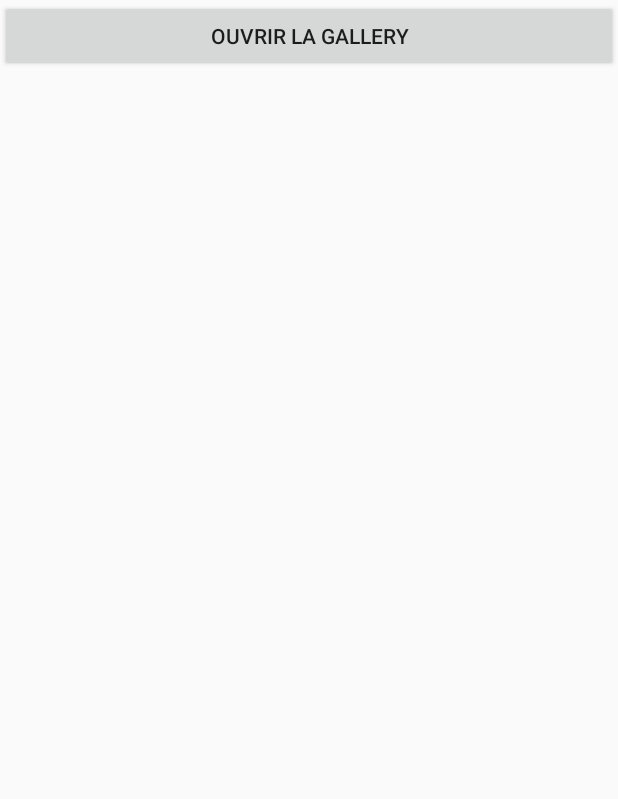
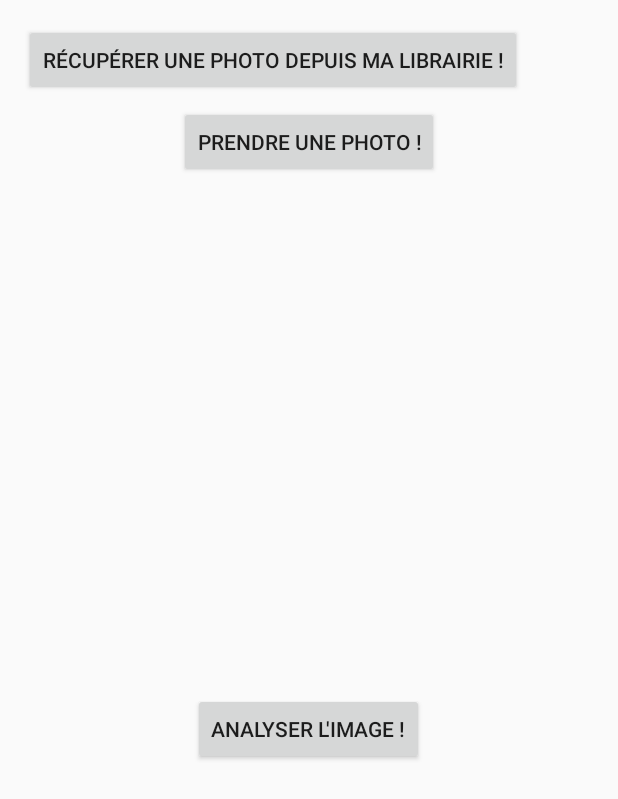
Before and after one commit to fefefy/ImageRecognizer, an Android app: the screen it shows after launch (Gallery before the commit, MainActivity after it), after a tap on an icon or button, on a phone screen of 412 x 824 dp. Shown: the top 799 px of the screen. Run offline under Robolectric (Android 15) with nearby library versions, the phone set to English and light mode, and no system bars.

Commit message:
Regroup all code in main activity + Adding Matching class that need to be continued and fixed

```diff
--- a/app/src/main/java/projetstl/com/imagerecognizer/Gallery.java
+++ /dev/null
@@ -1,147 +0,0 @@
-package projetstl.com.imagerecognizer;
-import android.app.Activity;
-import android.content.Intent;
-import android.os.Bundle;
-import android.view.View;
-import android.widget.ImageView;
-import android.widget.Toast;
-
-import org.bytedeco.javacpp.opencv_core;
-import org.bytedeco.javacpp.opencv_core.Mat;
-import org.bytedeco.javacpp.opencv_features2d.DescriptorExtractor;
-import org.bytedeco.javacpp.opencv_features2d.DrawMatchesFlags;
-import org.bytedeco.javacpp.opencv_features2d.KeyPoint;
-import org.bytedeco.javacpp.opencv_nonfree.SIFT;
-
-import static org.bytedeco.javacpp.opencv_features2d.drawKeypoints;
-import static org.bytedeco.javacpp.opencv_highgui.imread;
-import static org.bytedeco.javacpp.opencv_highgui.waitKey;
-
-public class  Gallery extends Activity {
-
-    private static int LOAD_IMAGE = 1;
-    private String ImageString;
-    private int READ_PERMISSION = 1;
-
-    @Override
-    protected void onCreate(Bundle savedInstanceState) {
-        super.onCreate(savedInstanceState);
-        setContentView(R.layout.gallery_layout);
-
-    }
-
-    public void loadImageFromGallery(View view) {
-
-        ImageView imgView = (ImageView) findViewById(R.id.Pictures_ImageView);
-
- /*       Intent galleryIntent = new Intent(Intent.ACTION_PICK,
-                MediaStore.Images.Media.INTERNAL_CONTENT_URI);
-        startActivityForResult(galleryIntent, LOAD_IMAGE);*/
-
-        System.out.println("Couille");
-
-      /*  Mat mImage = imread("/storage/emulated/0/DCIM/Camera/Starbucks_Logo.jpg", 1);
-*/
-
-
-        Mat mImage = imread("data/church01.jpg", 1);
-
-        int nFeatures = 0;
-        int nOctaveLayers = 3;
-        double contrastThreshold = 0.03;
-        int edgeThreshold = 10;
-        double sigma = 1.6;
-
-        // Create Surf Keypoint Detector
-        SIFT siftFeatureDetector = new SIFT(nFeatures, nOctaveLayers, contrastThreshold, edgeThreshold, sigma);
-
-        // Create Surf Extractor
-        DescriptorExtractor siftDescriptorExtractor = DescriptorExtractor.create("SIFT");
-
-        KeyPoint keypoints = new KeyPoint();
-
-        Mat descriptors = new Mat();
-
-        // Read the image
-
-
-        // opencv_imgproc.cvtColor(mImage, mImage, opencv_imgproc.COLOR_BGR2GRAY);
-
-        // Process it
-        siftFeatureDetector.detect(mImage, keypoints);
-
-        siftDescriptorExtractor.compute(mImage, keypoints, descriptors);
-
-        Mat outImage = new opencv_core.Mat();
-        drawKeypoints(mImage, keypoints, outImage, new opencv_core.Scalar(0, 255, 255, 0), DrawMatchesFlags.DRAW_RICH_KEYPOINTS);
-
-        //show(outImage, "out");
-
-
-
-        waitKey(0);
-
-    }
-
-
-
-
-
-
-
-
-    protected void onActivityResult ( int requestCode, int resultCode, Intent data){
-        super.onActivityResult(requestCode, resultCode, data);
-        try {
-            // When an Image is picked
-            if (requestCode == LOAD_IMAGE && resultCode == RESULT_OK && null != data) {
-
-/*
-                // Get the Image from data
-                Uri selectedImage = data.getData();
-                String[] filePathColumn = {MediaStore.Images.Media.DATA};
-
-                // Get the cursor
-                Cursor cursor = getContentResolver().query(selectedImage,
-                        filePathColumn, null, null, null);
-                // Move to first row
-                cursor.moveToFirst();
-                int columnIndex = cursor.getColumnIndex(filePathColumn[0]);
-                ImageString = cursor.getString(columnIndex);
-                cursor.close();
-                setContentView(R.layout.activity_main);
-                ImageView imgView = (ImageView) findViewById(R.id.Pictures_ImageView);
-
-                //requests permission to read a files from user's device
-                ActivityCompat.requestPermissions(this, new String[]{Manifest.permission.READ_EXTERNAL_STORAGE}, READ_PERMISSION);
-
-*/
-
-
-
-
-               // Mat mImage = imread("/storage/emulated/0/DCIM/Camera/Starbucks_Logo.jpg", 1);
-
-
-
-
-// mImage = matrice
-// outImage = matrice
-
-                // Set the Image in ImageView after decoding the String
-
-
-                //imgView.setImageBitmap(BitmapFactory.decodeFile(ImageString));
-
-
-            } else {
-                Toast.makeText(this, "Vous n'avez pas selectionné d'images !", Toast.LENGTH_LONG).show();
-            }
-
-        } catch (Exception e) {
-            Toast.makeText(this, "Problème détecté", Toast.LENGTH_LONG).show();
-        }
-    }
-
-
-}
--- a/app/src/main/java/projetstl/com/imagerecognizer/MainActivity.java
+++ b/app/src/main/java/projetstl/com/imagerecognizer/MainActivity.java
@@ -1,35 +1,132 @@
 package projetstl.com.imagerecognizer;
 
+        import android.Manifest;
 import android.app.Activity;
 import android.content.Intent;
+import android.database.Cursor;
+import android.graphics.BitmapFactory;
+import android.net.Uri;
 import android.os.Bundle;
-import android.util.Log;
+import android.os.Environment;
+import android.provider.MediaStore;
+import android.support.v4.app.ActivityCompat;
 import android.view.View;
-import android.widget.Button;
+import android.widget.ImageView;
+import android.widget.Toast;
+
+import java.io.File;
 
 public class MainActivity extends Activity {
+
+    private File imageFile;
+    private String CurrentPhotoPath;
+    private static int LOAD_IMAGE = 1;
+    private String ImageString;
+    private int READ_PERMISSION = 1;
 
     @Override
     protected void onCreate(Bundle savedInstanceState) {
         super.onCreate(savedInstanceState);
         setContentView(R.layout.activity_main);
+    }
 
-        Button galleryButton = (Button)findViewById(R.id.Gallery_Button);
-        galleryButton.setOnClickListener(new View.OnClickListener(){
-            public void onClick(View v) {
-                Log.i("Gallery button","User clicked the gallery Button");
-                Intent intent = new Intent(MainActivity.this,Gallery.class);
-                startActivity(intent);
+    //Function to use Camera
+    public void TakePicture(View view) {
+        Intent intent = new Intent(MediaStore.ACTION_IMAGE_CAPTURE);
+        imageFile = new File(
+                Environment.getExternalStoragePublicDirectory(Environment.DIRECTORY_PICTURES),
+                "ImageRecognizer.jpg");
+        Uri temp_uri = Uri.fromFile(imageFile);
+        intent.putExtra(MediaStore.EXTRA_OUTPUT, temp_uri);
+        intent.putExtra(MediaStore.EXTRA_VIDEO_QUALITY, 1);
+        startActivityForResult(intent, 0);
+    }
+
+    //Function to Add taken image to gallery
+    private void galleryAddPic() {
+        Intent mediaScanIntent = new Intent(Intent.ACTION_MEDIA_SCANNER_SCAN_FILE);
+        File imageFile = new File(CurrentPhotoPath);
+        Uri contentUri = Uri.fromFile(imageFile);
+        mediaScanIntent.setData(contentUri);
+        this.sendBroadcast(mediaScanIntent);
+    }
+
+    public void loadImageFromGallery(View view) {
+
+        ImageView imgView = (ImageView) findViewById(R.id.Pictures_ImageView);
+
+        Intent galleryIntent = new Intent(Intent.ACTION_PICK, MediaStore.Images.Media.INTERNAL_CONTENT_URI);
+        startActivityForResult(galleryIntent, LOAD_IMAGE);
+        System.out.println("Gallery ouverte");
+        }
+
+    @Override
+    protected void onActivityResult(int requestCode, int resultCode, Intent data) {
+        super.onActivityResult(requestCode, resultCode, data);
+        try {
+            if (requestCode == 0) {
+                switch (resultCode) {
+
+                    case Activity.RESULT_OK:
+                        if (imageFile.exists()) {
+                            //Get absolute path from image
+                            CurrentPhotoPath = imageFile.getAbsolutePath();
+                            Toast.makeText(this, "The file was saved at " + CurrentPhotoPath, Toast.LENGTH_LONG).show();
+                            //return to main activity layout
+                            setContentView(R.layout.activity_main);
+                            ImageView imgView = (ImageView) findViewById(R.id.Pictures_ImageView);
+                            imgView.setImageBitmap(BitmapFactory.decodeFile(String.valueOf(imageFile)));
+                            //Add image to gallery
+                            galleryAddPic();
+                        } else {
+                            Toast.makeText(this, "There was an error saving the file", Toast.LENGTH_LONG).show();
+                        }
+                        break;
+                    case Activity.RESULT_CANCELED:
+                        break;
+                    default:
+                        break;
+                }
             }
-        });
 
-        Button photoButton = (Button)findViewById(R.id.Photo_button);
-        photoButton.setOnClickListener(new View.OnClickListener(){
-            public void onClick(View v) {
-                Log.i("Photo Button","User clicked the photo Button");
-                Intent intent = new Intent(MainActivity.this, Photo.class);
-                startActivity(intent);
-            }
-            });
+        } catch (Exception e) {
+            Toast.makeText(this, "Problème détecté", Toast.LENGTH_LONG).show();
+        }
+
+        try {
+            // When an Image is picked
+            if (requestCode == LOAD_IMAGE && resultCode == RESULT_OK && null != data) {
+
+
+                // Get the Image from data
+                Uri selectedImage = data.getData();
+                String[] filePathColumn = {MediaStore.Images.Media.DATA};
+
+                // Get the cursor
+                Cursor cursor = getContentResolver().query(selectedImage,
+                        filePathColumn, null, null, null);
+                // Move to first row
+                cursor.moveToFirst();
+                int columnIndex = cursor.getColumnIndex(filePathColumn[0]);
+                ImageString = cursor.getString(columnIndex);
+                cursor.close();
+                setContentView(R.layout.activity_main);
+                ImageView imgView = (ImageView) findViewById(R.id.Pictures_ImageView);
+
+                //requests permission to read a files from user's device
+                ActivityCompat.requestPermissions(this, new String[]{Manifest.permission.READ_EXTERNAL_STORAGE}, READ_PERMISSION);
+
+                // Set the Image in ImageView after decoding the String
+                imgView.setImageBitmap(BitmapFactory.decodeFile(ImageString));
+
+            } else if (requestCode != LOAD_IMAGE && resultCode == RESULT_OK){
+                Toast.makeText(this, "Voici votre photo", Toast.LENGTH_LONG).show();
+                    }
+                        else{
+                Toast.makeText(this, "Vous n'avez pas selectionné d'images !", Toast.LENGTH_LONG).show();
+                 }
+        } catch (Exception e) {
+            Toast.makeText(this, "Problème détecté", Toast.LENGTH_LONG).show();
+        }
     }
 }
--- a/app/src/main/res/layout/activity_main.xml
+++ b/app/src/main/res/layout/activity_main.xml
@@ -7,8 +7,18 @@
     android:paddingBottom="@dimen/activity_vertical_margin"
     android:paddingLeft="@dimen/activity_horizontal_margin"
     android:paddingRight="@dimen/activity_horizontal_margin"
-    android:paddingTop="@dimen/activity_vertical_margin"
-    tools:context="projetstl.com.imagerecognizer.Gallery">
+    android:paddingTop="@dimen/activity_vertical_margin">
+
+    <Button
+        android:text="Récupérer une photo depuis ma librairie !"
+        android:layout_width="wrap_content"
+        android:layout_height="wrap_content"
+        android:id="@+id/Gallery_Button"
+        android:layout_alignParentTop="true"
+        android:layout_alignParentLeft="true"
+        android:layout_alignParentStart="true"
+        android:layout_marginBottom="10px"
+        android:onClick="loadImageFromGallery"/>
 
     <Button
         android:layout_width="wrap_content"
@@ -16,25 +26,27 @@
         android:id="@+id/Photo_button"
         android:text="Prendre une photo !"
         android:layout_below="@+id/Gallery_Button"
-        android:layout_centerHorizontal="true" />
-
+        android:layout_centerHorizontal="true"
+        android:layout_marginBottom="10px"
+        android:onClick="TakePicture"/>
 
     <ImageView
         android:id="@+id/Pictures_ImageView"
-        android:layout_width="fill_parent"
-        android:layout_height="fill_parent"
+        android:layout_width="match_parent"
+        android:layout_height="330dp"
         android:layout_weight="1"
+        android:layout_marginBottom="10px"
         android:layout_below="@+id/Photo_button">
-
     </ImageView>
 
     <Button
-        android:text="Récupérer une photo depuis ma librairie !"
         android:layout_width="wrap_content"
         android:layout_height="wrap_content"
-        android:id="@+id/Gallery_Button"
-                android:layout_alignParentTop="true"
-        android:layout_alignParentLeft="true"
-        android:layout_alignParentStart="true" />
+        android:id="@+id/Analyse_button"
+        android:text="Analyser l'image !"
+        android:layout_below="@+id/Pictures_ImageView"
+        android:layout_centerHorizontal="true"
+        android:onClick="Analyse"/>
+
 
 </RelativeLayout>
--- a/app/src/main/res/layout/gallery_layout.xml
+++ /dev/null
@@ -1,13 +0,0 @@
-<?xml version="1.0" encoding="utf-8"?>
-<LinearLayout xmlns:android="http://schemas.android.com/apk/res/android"
-    android:layout_width="match_parent"
-    android:layout_height="match_parent">
-
-    <Button
-        android:text="Ouvrir la gallery"
-        android:layout_width="wrap_content"
-        android:layout_height="wrap_content"
-        android:id="@+id/Lauch_Gallery"
-        android:onClick="loadImageFromGallery"
-        android:layout_weight="1" />
-</LinearLayout>
```
Also changed, not shown: app/build.gradle (+0 -7 lines), app/src/main/java/projetstl/com/imagerecognizer/Matching.java (+64 -1 lines), app/src/main/java/projetstl/com/imagerecognizer/Photo.java (deleted, +0 -83 lines), app/src/main/res/layout/photo_layout.xml (deleted, +0 -13 lines).
